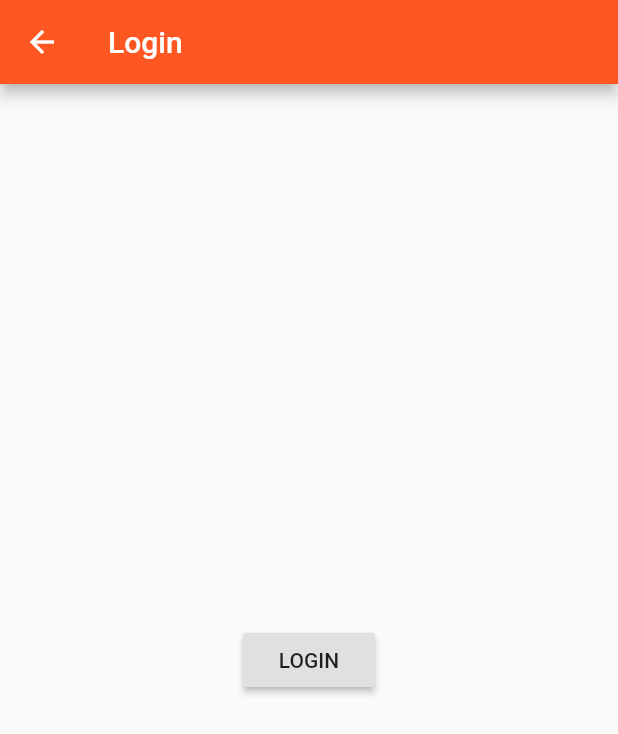
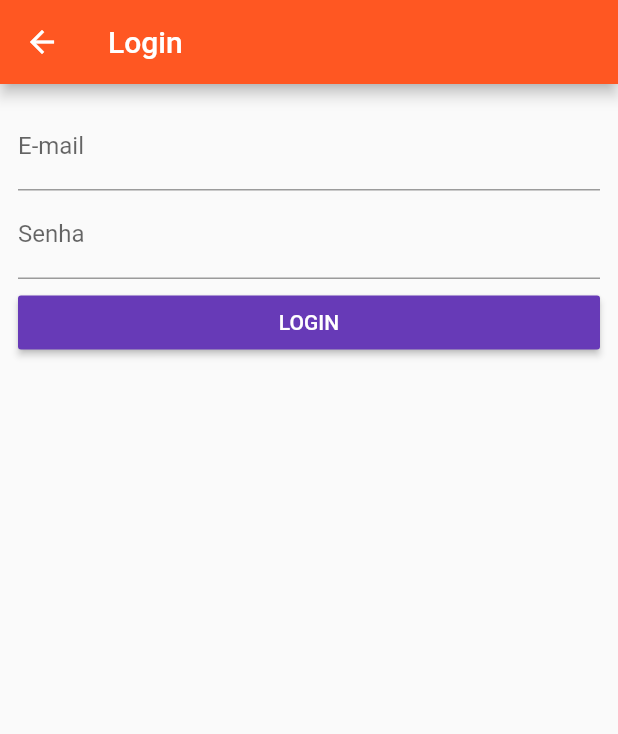
Before and after one commit to JonathanBorralho/flutter_course, a Flutter app: the AuthPage screen opened directly, on a phone screen of 412 x 824 dp. Shown: the top 734 px of the screen. Run offline on Flutter 3.47's test engine with Material 2 defaults, Android fonts, the phone set to English and light mode, and no system bars.

Commit message:
Assigment 4 - Handing User Input

```diff
--- a/lib/main.dart
+++ b/lib/main.dart
@@ -1,4 +1,5 @@
 import 'package:flutter/material.dart';
+import 'package:flutter_course/pages/auth.dart';
 // import 'package:flutter/rendering.dart';
 
 import './pages/products.dart';
@@ -32,7 +33,8 @@ class MyAppState extends State<MyApp> {
       debugShowCheckedModeBanner: false,
       // home: HomePage(),
       routes: {
-        '/': (context) => ProductsPage(_produtos),
+        '/': (context) => AuthPage(),
+        '/products': (context) => ProductsPage(_produtos),
         '/admin': (context) => ProductsAdminPage(_addProduct, _deleteProduct),
       },
     );
--- a/lib/pages/auth.dart
+++ b/lib/pages/auth.dart
@@ -1,20 +1,58 @@
 import 'package:flutter/material.dart';
 
-class AuthPage extends StatelessWidget {
+class AuthPage extends StatefulWidget {
+  @override
+  _AuthPageState createState() {
+    return new _AuthPageState();
+  }
+}
+
+class _AuthPageState extends State<AuthPage> {
+
+  String _emailAddress;
+  String _password;
+
   @override
   Widget build(BuildContext context) {
     return Scaffold(
       appBar: AppBar(
         title: Text('Login'),
       ),
-      body: Center(
-        child: RaisedButton(
-          child: Text('LOGIN'),
-          onPressed: () {
-            Navigator.pushReplacementNamed(context, '/');
-          },
-        ),
-      ),
+      body: Container(
+          margin: EdgeInsets.all(12.0),
+          child: ListView(
+            children: [
+              TextField(
+                decoration: InputDecoration(labelText: 'E-mail'),
+                keyboardType: TextInputType.emailAddress,
+                onChanged: (String value) {
+                  setState(() {
+                    this._emailAddress = value;
+                  });
+                },
+              ),
+              TextField(
+                obscureText: true,
+                decoration: InputDecoration(labelText: 'Senha'),
+                onChanged: (String value) {
+                  setState(() {
+                    this._password = value;
+                  });
+                },
+              ),
+              SizedBox(height: 5.0,),
+              RaisedButton(
+                color: Theme.of(context).accentColor,
+                textColor: Colors.white,
+                child: Text('LOGIN'),
+                onPressed: () {
+                  print("E-mail: $_emailAddress.");
+                  print("Password: $_password.");
+                  Navigator.pushReplacementNamed(context, '/products');
+                },
+              ),
+            ],
+          )),
     );
   }
 }
--- a/lib/pages/product_create.dart
+++ b/lib/pages/product_create.dart
@@ -52,14 +52,18 @@ class _ProductCreatePageState extends State<ProductCreatePage> {
             },
             keyboardType: TextInputType.number,
           ),
+          SizedBox(height: 10.0,),
           RaisedButton(
-            child: Text('Save'),
+            color: Theme.of(context).accentColor,
+            textColor: Colors.white,
+            child: Text('SAVE'),
             onPressed: () {
               // criar produto e chamar adicionarProduto()
               final Map<String, dynamic> produto = {
                 'title': _title, 'description': _description, 'price': _price, 'image': 'assets/food.jpg'
               };
               widget._addProduct(produto);
+              Navigator.pushReplacementNamed(context, '/products');
             },
           )
         ],
--- a/lib/pages/products_admin.dart
+++ b/lib/pages/products_admin.dart
@@ -20,7 +20,7 @@ class ProductsAdminPage extends StatelessWidget {
           ListTile(
             title: Text('Home Page'),
             onTap: () {
-              Navigator.pushReplacementNamed(context, '/');
+              Navigator.pushReplacementNamed(context, '/products');
             },
           )
         ],
```
